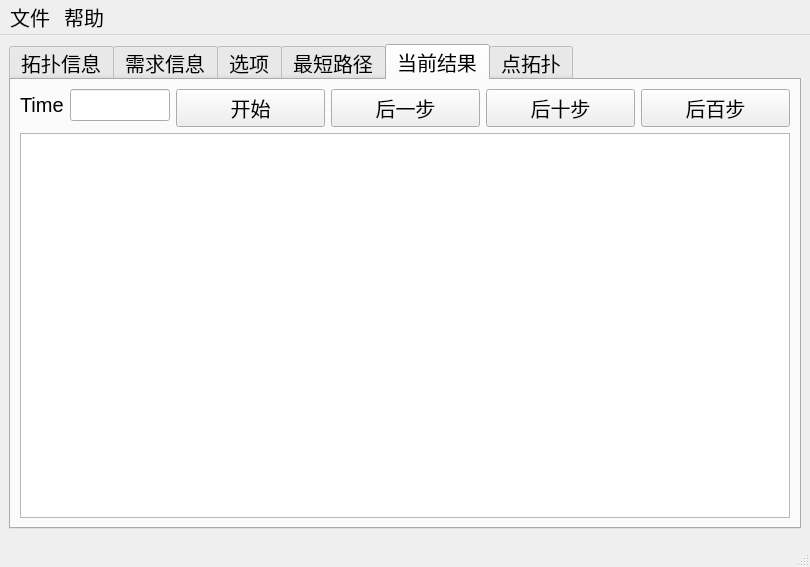
Old version of the form GUI/qkdsim.ui in the repository shenzuzhenwang/QKDSim.
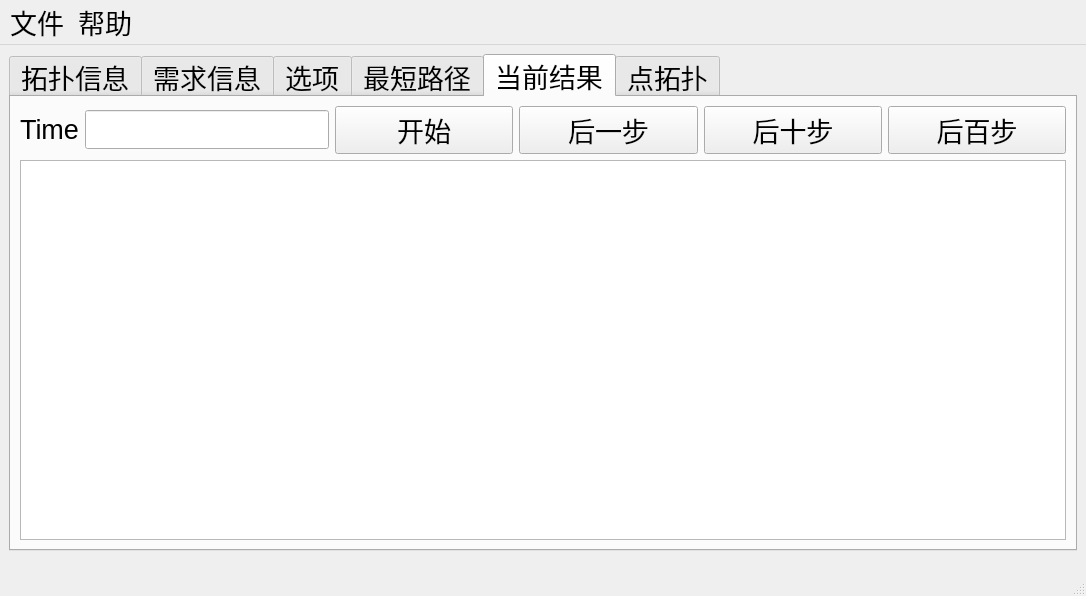
New version of the form. The open tabs and pages were chosen to show the change.

Commit message: update UI and show step

```diff
--- a/GUI/qkdsim.ui
+++ b/GUI/qkdsim.ui
@@ -6,13 +6,13 @@
    <rect>
     <x>0</x>
     <y>0</y>
-    <width>810</width>
-    <height>567</height>
+    <width>1086</width>
+    <height>596</height>
    </rect>
   </property>
   <property name="font">
    <font>
-    <pointsize>15</pointsize>
+    <pointsize>20</pointsize>
    </font>
   </property>
   <property name="windowTitle">
@@ -24,7 +24,7 @@
      <widget class="QTabWidget" name="tabWidget">
       <property name="font">
        <font>
-        <pointsize>15</pointsize>
+        <pointsize>20</pointsize>
        </font>
       </property>
       <property name="currentIndex">
@@ -198,30 +198,44 @@
        <attribute name="title">
         <string>当前结果</string>
        </attribute>
-       <layout class="QFormLayout" name="formLayout_3">
+       <layout class="QGridLayout" name="gridLayout_7">
         <item row="0" column="0">
+         <layout class="QHBoxLayout" name="horizontalLayout_3">
+          <item>
          <layout class="QHBoxLayout" name="horizontalLayout_2">
           <item>
            <widget class="QLabel" name="label">
+              <property name="sizePolicy">
+               <sizepolicy hsizetype="Expanding" vsizetype="Fixed">
+                <horstretch>0</horstretch>
+                <verstretch>0</verstretch>
+               </sizepolicy>
+              </property>
             <property name="maximumSize">
              <size>
-              <width>50</width>
+                <width>16777215</width>
               <height>16777215</height>
              </size>
             </property>
             <property name="text">
              <string>Time</string>
             </property>
+              <property name="alignment">
+               <set>Qt::AlignCenter</set>
+              </property>
            </widget>
           </item>
           <item>
            <widget class="QLineEdit" name="edit_time">
             <property name="maximumSize">
              <size>
-              <width>100</width>
+                <width>16777215</width>
               <height>16777215</height>
              </size>
             </property>
+              <property name="alignment">
+               <set>Qt::AlignCenter</set>
+              </property>
             <property name="readOnly">
              <bool>true</bool>
             </property>
@@ -229,10 +243,14 @@
           </item>
          </layout>
         </item>
-        <item row="0" column="1">
-         <layout class="QHBoxLayout" name="horizontalLayout_3">
           <item>
            <widget class="QPushButton" name="bt_begin">
+            <property name="sizePolicy">
+             <sizepolicy hsizetype="Expanding" vsizetype="Fixed">
+              <horstretch>0</horstretch>
+              <verstretch>0</verstretch>
+             </sizepolicy>
+            </property>
             <property name="text">
              <string>开始</string>
             </property>
@@ -240,6 +258,12 @@
           </item>
           <item>
            <widget class="QPushButton" name="bt_next">
+            <property name="sizePolicy">
+             <sizepolicy hsizetype="Expanding" vsizetype="Fixed">
+              <horstretch>0</horstretch>
+              <verstretch>0</verstretch>
+             </sizepolicy>
+            </property>
             <property name="text">
              <string>后一步</string>
             </property>
@@ -247,6 +271,12 @@
           </item>
           <item>
            <widget class="QPushButton" name="bt_next10">
+            <property name="sizePolicy">
+             <sizepolicy hsizetype="Expanding" vsizetype="Fixed">
+              <horstretch>0</horstretch>
+              <verstretch>0</verstretch>
+             </sizepolicy>
+            </property>
             <property name="text">
              <string>后十步</string>
             </property>
@@ -254,6 +284,12 @@
           </item>
           <item>
            <widget class="QPushButton" name="bt_next100">
+            <property name="sizePolicy">
+             <sizepolicy hsizetype="Expanding" vsizetype="Fixed">
+              <horstretch>0</horstretch>
+              <verstretch>0</verstretch>
+             </sizepolicy>
+            </property>
             <property name="text">
              <string>后百步</string>
             </property>
@@ -261,7 +297,7 @@
           </item>
          </layout>
         </item>
-        <item row="1" column="0" colspan="2">
+        <item row="1" column="0">
          <widget class="QTableWidget" name="tableWidget_out">
           <property name="minimumSize">
            <size>
@@ -295,8 +331,8 @@
     <rect>
      <x>0</x>
      <y>0</y>
-     <width>810</width>
-     <height>31</height>
+     <width>1086</width>
+     <height>40</height>
     </rect>
    </property>
    <widget class="QMenu" name="menu">
```
Left out of the diff: 82 changed lines with no effect on the pictures. Lines whose indentation alone changed are shown as unchanged. The commit also changes 2 other files.
